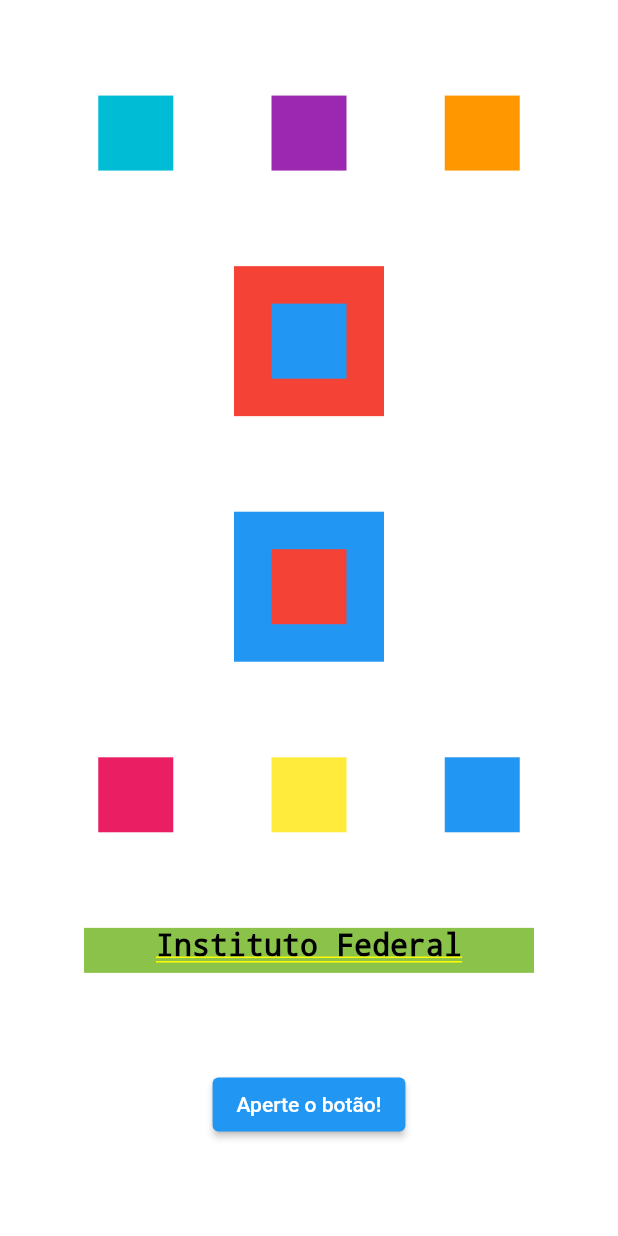
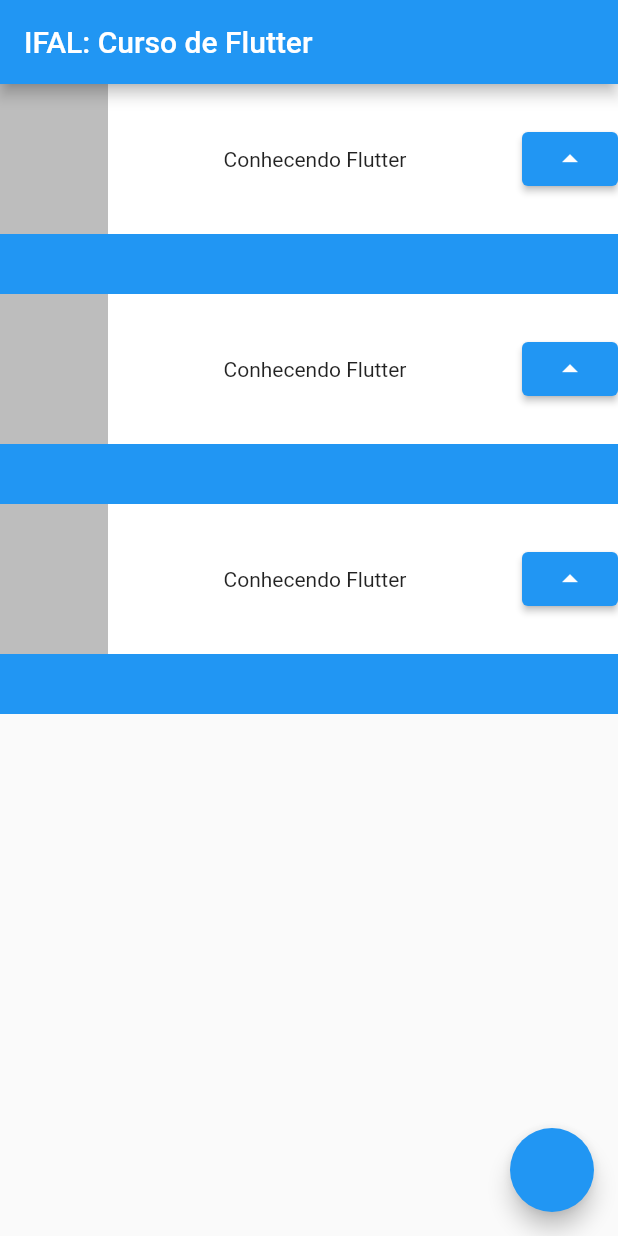
Before and after one commit to Robson019/curso_flutter_ifal, a Flutter app: the screen it shows after launch, on a phone screen of 412 x 824 dp. Run offline on Flutter 3.47's test engine with Material 2 defaults, Android fonts, the phone set to English and light mode, and no system bars; missing offline and left inert: dart:html.

Commit message:
add exercise 03

```diff
--- a/bank_simulator/lib/main.dart
+++ b/bank_simulator/lib/main.dart
@@ -1,3 +1,5 @@
+import 'dart:html';
+
 import 'package:flutter/material.dart';
 
 void main() {
@@ -14,104 +16,87 @@
       theme: ThemeData(
         primarySwatch: Colors.blue,
       ),
-      home: Container(
-        color: Colors.white,
+      home: Scaffold(
+        appBar: AppBar(
+          title: Text('IFAL: Curso de Flutter'),
+        ),
+        body: Container(
           child: Column(
-          mainAxisAlignment: MainAxisAlignment.spaceEvenly,
-          crossAxisAlignment: CrossAxisAlignment.center,
-          children: [
-            Row(
-              mainAxisAlignment: MainAxisAlignment.spaceEvenly,
-              crossAxisAlignment: CrossAxisAlignment.center,
             children: [
               Container(
-                  color: Colors.cyan,
-                  height: 50,
-                  width: 50,
+                color: Colors.white,
+                height: 100,
+                child: Row(
+                  mainAxisAlignment: MainAxisAlignment.spaceBetween,
+                  children: [
+                    Container(
+                      color: Colors.black26,
+                      width: 72,
+                      height: 100,
+                    ),
+                    Text('Conhecendo Flutter'),
+                    ElevatedButton(
+                      onPressed: () {},
+                      child: Icon(Icons.arrow_drop_up)
+                    )
+                  ],
+                ),
               ),
               Container(
-                  color: Colors.purple,
-                  height: 50,
-                  width: 50,
+                color: Colors.blue,
+                height: 40,
               ),
               Container(
-                  color: Colors.orange,
-                  height: 50,
-                  width: 50,
+                color: Colors.white,
+                height: 100,
+                child: Row(
+                  mainAxisAlignment: MainAxisAlignment.spaceBetween,
+                  children: [
+                    Container(
+                      color: Colors.black26,
+                      width: 72,
+                      height: 100,
+                    ),
+                    Text('Conhecendo Flutter'),
+                    ElevatedButton(
+                      onPressed: () {},
+                      child: Icon(Icons.arrow_drop_up)
+                    )
+                  ],
+                ),
+              ),
+              Container(
+                color: Colors.blue,
+                height: 40,
+              ),
+              Container(
+                color: Colors.white,
+                height: 100,
+                child: Row(
+                  mainAxisAlignment: MainAxisAlignment.spaceBetween,
+                  children: [
+                    Container(
+                      color: Colors.black26,
+                      width: 72,
+                      height: 100,
+                    ),
+                    Text('Conhecendo Flutter'),
+                    ElevatedButton(
+                      onPressed: () {},
+                      child: Icon(Icons.arrow_drop_up)
+                    )
+                  ],
+                ),
+              ),
+              Container(
+                color: Colors.blue,
+                height: 40,
               ),
             ],
           ),
-            Stack(
-              alignment: AlignmentDirectional.center,
-              children: [
-                Container(
-                  color: Colors.red,
-                  height: 100,
-                  width: 100,
         ),
-                  Container(
-                  color: Colors.blue,
-                  height: 50,
-                  width: 50,
-                ),
-              ],
-            ),
-            Stack(
-              alignment: AlignmentDirectional.center,
-              children: [
-                Container(
-                  color: Colors.blue,
-                  height: 100,
-                  width: 100,
-                ),
-                  Container(
-                  color: Colors.red,
-                  height: 50,
-                  width: 50,
-                ),
-              ],
-            ),
-            Row(
-              mainAxisAlignment: MainAxisAlignment.spaceEvenly,
-              crossAxisAlignment: CrossAxisAlignment.center,
-              children: [
-                Container(
-                  color: Colors.pink,
-                  height: 50,
-                  width: 50,
-                ),
-                Container(
-                  color: Colors.yellow,
-                  height: 50,
-                  width: 50,
-                ),
-                Container(
-                  color: Colors.blue,
-                  height: 50,
-                  width: 50,
-                ),
-              ],
-            ),
-            Container(
-              color: Colors.lightGreen,
-              height: 30,
-              width: 300,
-              child: Text(
-                'Instituto Federal',
-                style: TextStyle(
-                  color: Colors.black,
-                  fontSize: 20,
-                ),
-                textAlign: TextAlign.center,
-              ),
-            ),
-            ElevatedButton(
-              onPressed: () {
-                print('Você apertou o botão');
-              },
-              child: Text('Aperte o botão!'),
-            ),
-          ],
+        floatingActionButton: FloatingActionButton(
+          onPressed: () {}
         ),
       ),
     );
```
Also changed, not shown: bank_simulator/lib/aula_03.dart (added, +119 -0 lines). Lines whose indentation alone changed are shown as unchanged.
